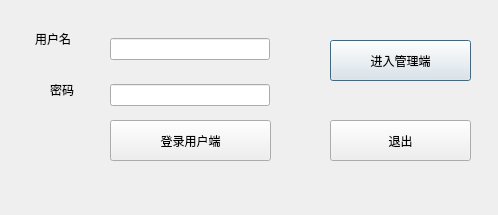
Qt form venv/choose_user.ui (pickerxxr/Database_project_5012) before a commit.
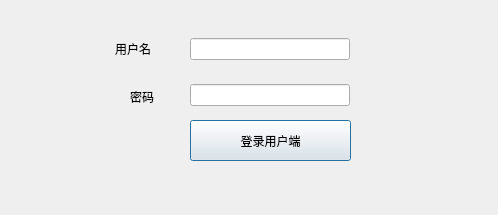
The same form after that commit.

```diff
--- a/venv/choose_user.ui
+++ b/venv/choose_user.ui
@@ -26,36 +26,10 @@
     <string/>
    </property>
   </widget>
-  <widget class="QPushButton" name="init_manage_button">
-   <property name="geometry">
-    <rect>
-     <x>330</x>
-     <y>40</y>
-     <width>141</width>
-     <height>41</height>
-    </rect>
-   </property>
-   <property name="text">
-    <string>进入管理端</string>
-   </property>
-  </widget>
-  <widget class="QPushButton" name="init_quit_button">
-   <property name="geometry">
-    <rect>
-     <x>330</x>
-     <y>120</y>
-     <width>141</width>
-     <height>41</height>
-    </rect>
-   </property>
-   <property name="text">
-    <string>退出</string>
-   </property>
-  </widget>
   <widget class="QWidget" name="verticalLayoutWidget">
    <property name="geometry">
     <rect>
-     <x>110</x>
+     <x>190</x>
      <y>20</y>
      <width>160</width>
      <height>104</height>
@@ -77,7 +51,7 @@
   <widget class="QPushButton" name="init_user_button">
    <property name="geometry">
     <rect>
-     <x>110</x>
+     <x>190</x>
      <y>120</y>
      <width>161</width>
      <height>41</height>
@@ -90,8 +64,8 @@
   <widget class="QLabel" name="label">
    <property name="geometry">
     <rect>
-     <x>35</x>
-     <y>30</y>
+     <x>115</x>
+     <y>40</y>
      <width>61</width>
      <height>18</height>
     </rect>
@@ -103,8 +77,8 @@
   <widget class="QLabel" name="label_2">
    <property name="geometry">
     <rect>
-     <x>50</x>
-     <y>80</y>
+     <x>130</x>
+     <y>87</y>
      <width>41</width>
      <height>20</height>
     </rect>
```
